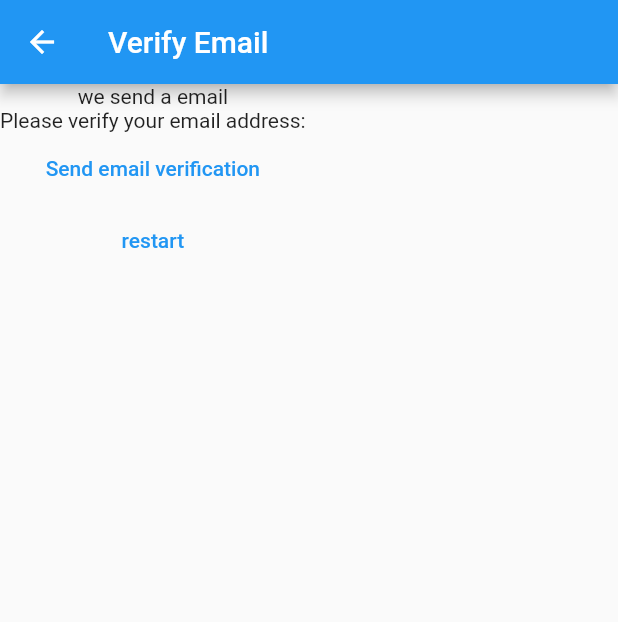
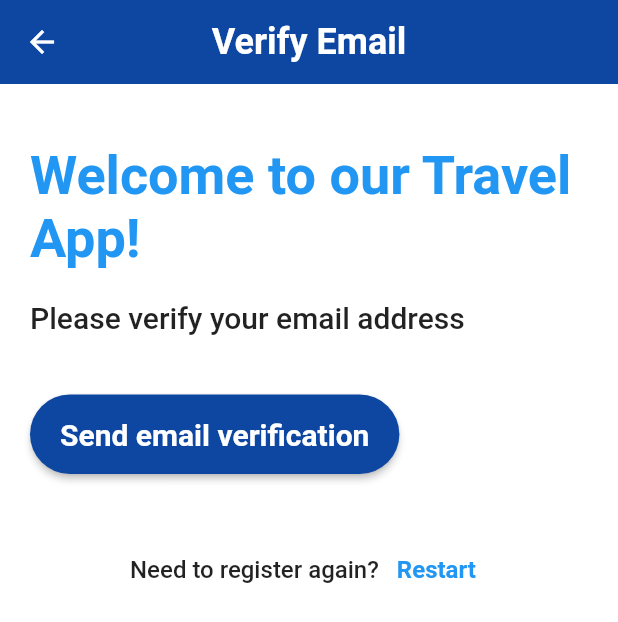
Before and after one commit to tusharjain18/TravelX, a Flutter app: the VerifyEmailView screen opened by its route, on a phone screen of 412 x 824 dp. Shown: the top 622 px of the screen. Run offline on Flutter 3.47's test engine with Material 2 defaults, Android fonts, the light colour scheme and no system bars; our stand-ins replace firebase_auth, firebase_core, geocoding, geolocator, google_maps_flutter; accounts and stored records are empty; network calls fail.

Commit message:
third commit

```diff
--- a/lib/views/location_view.dart
+++ b/lib/views/location_view.dart
@@ -69,7 +69,7 @@ class _LocationViewState extends State<LocationView> {
                 borderRadius: BorderRadius.circular(10),
               ),
               child: Text(
-                'Temperature: $temperature',
+                '$temperature',
                 style: TextStyle(fontSize: 18),
               ),
             ),
@@ -148,6 +148,10 @@ class _LocationViewState extends State<LocationView> {
       final responseData = json.decode(response.body);
       setState(() {
         temperature = responseData['main']['temp'].toStringAsFixed(1) + "°C";
+        final weatherCondition = responseData['weather'][0]['main'];
+        final windSpeed = responseData['wind']['speed'];
+        //  final humidity = responseData['main']['humidity'];
+        temperature += "\n$weatherCondition\n$windSpeed m/s";
       });
     } catch (error) {
       print(error);
--- a/lib/views/verify_email_view.dart
+++ b/lib/views/verify_email_view.dart
@@ -14,28 +14,93 @@ class _VerifyEmailViewState extends State<VerifyEmailView> {
   Widget build(BuildContext context) {
     return Scaffold(
       appBar: AppBar(
-        title: const Text('Verify Email'),
+        title: const Text(
+          'Verify Email',
+          style: TextStyle(
+            color: Colors.white,
+            fontSize: 24,
+            fontWeight: FontWeight.bold,
           ),
-      body: Column(
+        ),
+        backgroundColor: Colors.blue[900],
+        centerTitle: true,
+        elevation: 0,
+      ),
+      backgroundColor: Colors.white,
+      body: Padding(
+        padding: const EdgeInsets.symmetric(horizontal: 20, vertical: 40),
+        child: Column(
+          crossAxisAlignment: CrossAxisAlignment.start,
           children: [
-          const Text("we send a email"),
-          const Text('Please verify your email address:'),
-          TextButton(
+            const Text(
+              "Welcome to our Travel App!",
+              style: TextStyle(
+                fontSize: 36,
+                fontWeight: FontWeight.bold,
+                color: Colors.blue,
+              ),
+            ),
+            const SizedBox(height: 20),
+            const Text(
+              "Please verify your email address",
+              style: TextStyle(
+                fontSize: 20,
+                fontWeight: FontWeight.w500,
+              ),
+            ),
+            const SizedBox(height: 40),
+            ElevatedButton(
               onPressed: () async {
                 final user = FirebaseAuth.instance.currentUser;
                 await user?.sendEmailVerification();
               },
-            child: const Text('Send email verification'),
+              style: ElevatedButton.styleFrom(
+                primary: Colors.blue[900],
+                onPrimary: Colors.white,
+                padding:
+                    const EdgeInsets.symmetric(horizontal: 20, vertical: 15),
+                shape: RoundedRectangleBorder(
+                  borderRadius: BorderRadius.circular(30),
+                ),
+              ),
+              child: const Text(
+                'Send email verification',
+                style: TextStyle(
+                  fontSize: 20,
+                  fontWeight: FontWeight.bold,
+                ),
+              ),
+            ),
+            const SizedBox(height: 40),
+            Row(
+              mainAxisAlignment: MainAxisAlignment.center,
+              children: [
+                const Text(
+                  'Need to register again? ',
+                  style: TextStyle(
+                    fontSize: 16,
+                    fontWeight: FontWeight.w500,
+                  ),
                 ),
                 TextButton(
                   onPressed: () async {
                     await FirebaseAuth.instance.signOut();
-              Navigator.of(context)
-                  .pushNamedAndRemoveUntil(registerRoute, (route) => false);
+                    Navigator.of(context).pushNamedAndRemoveUntil(
+                        registerRoute, (route) => false);
                   },
-            child: const Text('restart'),
-          )
+                  child: const Text(
+                    'Restart',
+                    style: TextStyle(
+                      fontSize: 16,
+                      fontWeight: FontWeight.bold,
+                      color: Colors.blue,
+                    ),
+                  ),
+                ),
               ],
+            ),
+          ],
+        ),
       ),
     );
   }
```
Also changed, not shown: lib/views/search_view.dart (+84 -24 lines), pubspec.yaml (+4 -3 lines), pubspec.lock. Lines whose indentation alone changed are shown as unchanged.
